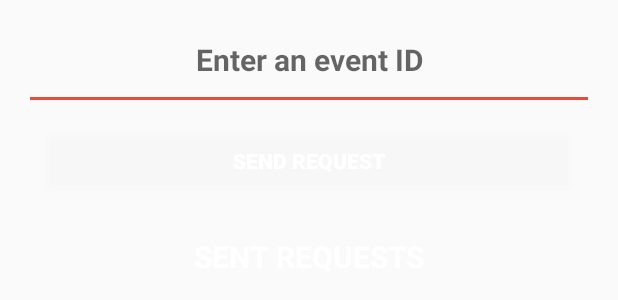
After one commit to shubhamvishnu/TISY, an Android app: the layout dialog_send_request_from_event_layout.xml on its own in the app's theme, with its tools: preview values and no code run, on a phone screen of 412 x 824 dp. The commit adds this screen. Shown: the top 300 px of the screen. Run offline under Robolectric (Android 15) with nearby library versions, the phone set to English and light mode, and no system bars.

Commit message:
Added send requests layout and sent request recycler view.

```diff
--- a/app/src/main/java/com/projects/shubhamkhandelwal/tisy/Classes/FirebaseReferences.java
+++ b/app/src/main/java/com/projects/shubhamkhandelwal/tisy/Classes/FirebaseReferences.java
@@ -8,5 +8,6 @@ public class FirebaseReferences {
     public static String FIREBASE_USER_DETAILS = "https://fir-trio.firebaseio.com/TISY/userDetails/";
     public static String FIREBASE_ALL_EVENT_DETAILS = "https://fir-trio.firebaseio.com/TISY/userEvents/";
     public static String FIREBASE_ALL_EVENT_REQUESTS = "https://fir-trio.firebaseio.com/TISY/requests/";
+    public static String FIREBASE_EVENT_SENT_REQUESTS = "https://fir-trio.firebaseio.com/TISY/eventRequests/";
 
 }
--- /dev/null
+++ b/app/src/main/res/layout/dialog_send_request_from_event_layout.xml
@@ -0,0 +1,60 @@
+<?xml version="1.0" encoding="utf-8"?>
+<LinearLayout xmlns:android="http://schemas.android.com/apk/res/android"
+    android:orientation="vertical" android:layout_width="match_parent"
+    android:layout_height="match_parent">
+    <ScrollView
+        android:layout_width="fill_parent"
+        android:layout_height="fill_parent">
+    <LinearLayout
+        android:layout_width="fill_parent"
+        android:layout_height="fill_parent"
+        android:orientation="vertical"
+        android:padding="16dp">
+    <EditText
+        android:id="@+id/dialog_send_join_request_edit_text"
+        android:layout_width="fill_parent"
+        android:layout_height="wrap_content"
+        android:textColor="@android:color/white"
+        android:textSize="20dp"
+        android:layout_gravity="center"
+        android:gravity="center"
+        android:textStyle="bold"
+        android:paddingBottom="20dp"
+        android:textCursorDrawable="@drawable/edit_text_curson_color_style"
+        android:hint="Enter an event ID" />
+
+    <Button
+        android:layout_width="fill_parent"
+        android:layout_height="36dp"
+        android:text="SEND REQUEST"
+        android:background="#1AFFFFFF"
+        android:elevation="20dp"
+        android:textAllCaps="true"
+        android:layout_margin="16dp"
+        android:layout_gravity="center"
+        android:gravity="center"
+        android:textStyle="bold"
+        android:textColor="@android:color/white"
+        android:id="@+id/dialog_send_join_request_button"/>
+
+    <TextView
+        android:layout_width="fill_parent"
+        android:layout_height="wrap_content"
+        android:textStyle="bold"
+        android:textSize="20dp"
+        android:padding="16dp"
+        android:text="SENT REQUESTS"
+        android:layout_gravity="center"
+        android:textColor="@android:color/white"
+        android:gravity="center" />
+    <android.support.v7.widget.RecyclerView
+        android:layout_width="fill_parent"
+        android:layout_height="0dp"
+        android:layout_gravity="center"
+        android:layout_weight="1"
+        android:id="@+id/dialog_event_join_request_sent_recycler_view">
+
+
+
+    </android.support.v7.widget.RecyclerView></LinearLayout></ScrollView>
+</LinearLayout>
```
Also changed, not shown: app/src/main/java/com/projects/shubhamkhandelwal/tisy/Classes/JoinEventInfo.java (+10 -7 lines), app/src/main/java/com/projects/shubhamkhandelwal/tisy/Classes/SentEventJoinRequestRecyclerViewAdapter.java (added, +151 -0 lines), app/src/main/java/com/projects/shubhamkhandelwal/tisy/MapsActivity.java (+42 -2 lines), app/src/main/res/layout/dialog_all_in_one_layout.xml (+12 -2 lines), app/src/main/res/layout/recycler_view_sent_event_join_request_row_layout.xml (added, +33 -0 lines), app/src/main/res/drawable/add_event_member.png (added), app/src/main/res/drawable/remove_member_icon.png (added).
